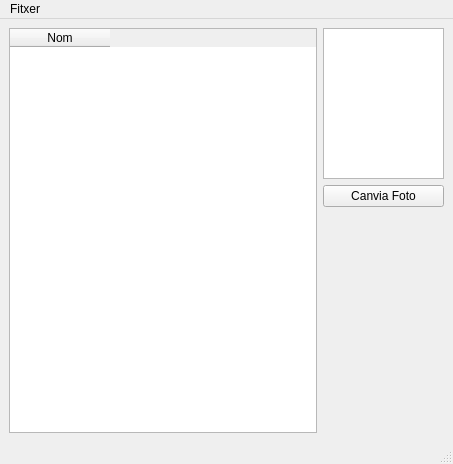
pnegre/carnets, file mainwindow.ui: the form before one commit.
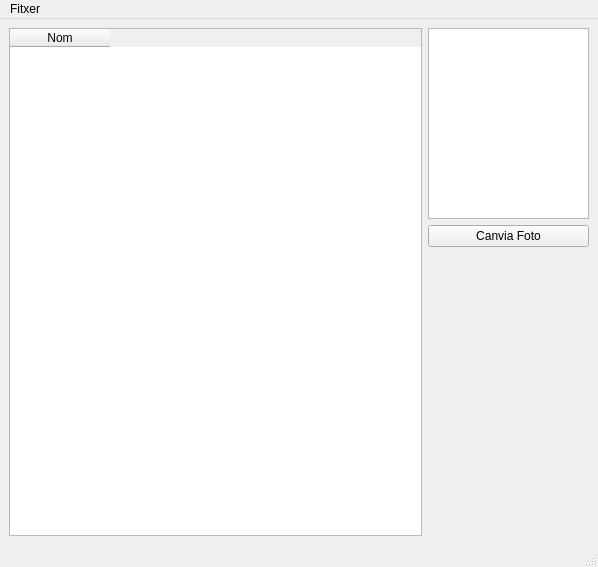
The form after the commit.

Commit message: petites millores

What changed in the file:
```diff
--- a/mainwindow.ui
+++ b/mainwindow.ui
@@ -5,8 +5,8 @@
    <rect>
     <x>0</x>
     <y>0</y>
-    <width>453</width>
-    <height>464</height>
+    <width>598</width>
+    <height>567</height>
    </rect>
   </property>
   <property name="windowTitle" >
@@ -31,10 +31,16 @@
     </item>
     <item row="0" column="1" >
      <widget class="QGraphicsView" name="graphicsView" >
+      <property name="minimumSize" >
+       <size>
+        <width>161</width>
+        <height>191</height>
+       </size>
+      </property>
       <property name="maximumSize" >
        <size>
-        <width>121</width>
-        <height>151</height>
+        <width>161</width>
+        <height>191</height>
        </size>
       </property>
      </widget>
@@ -66,7 +72,7 @@
     <rect>
      <x>0</x>
      <y>0</y>
-     <width>453</width>
+     <width>598</width>
      <height>24</height>
     </rect>
    </property>
```
